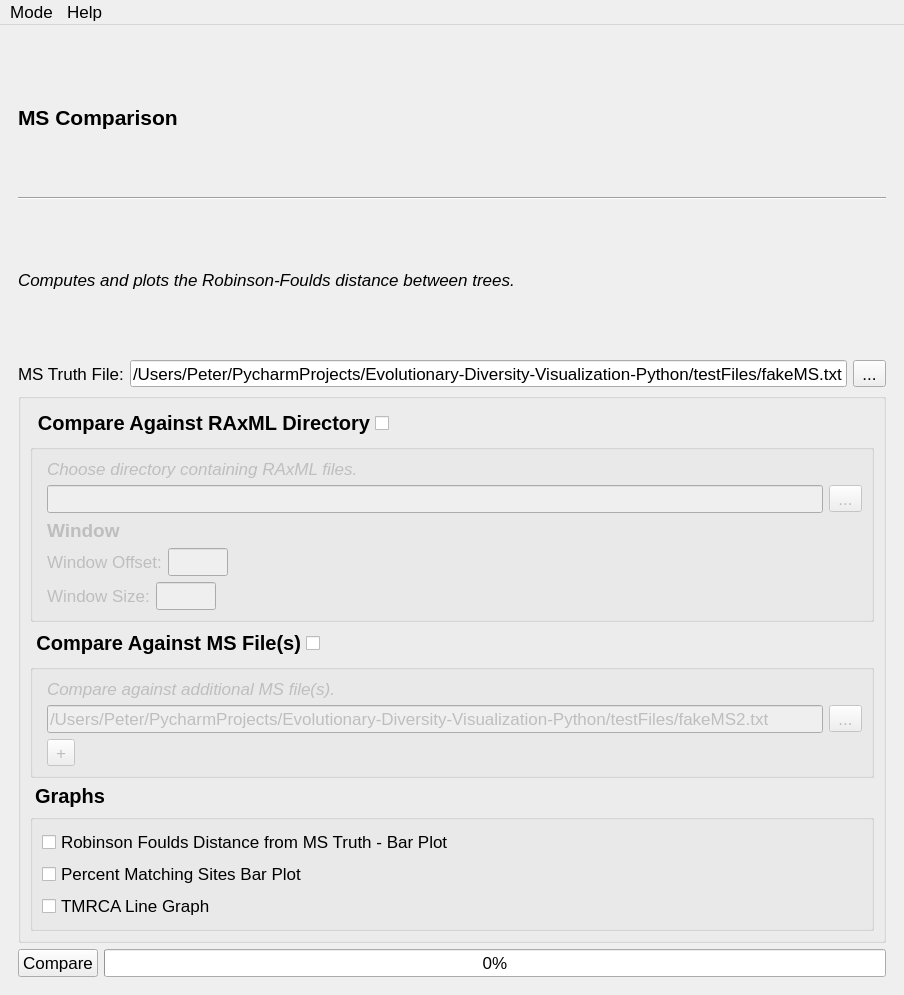
Qt form module/gui_layout.ui (PeterDulworth/PhyloVis) before a commit.
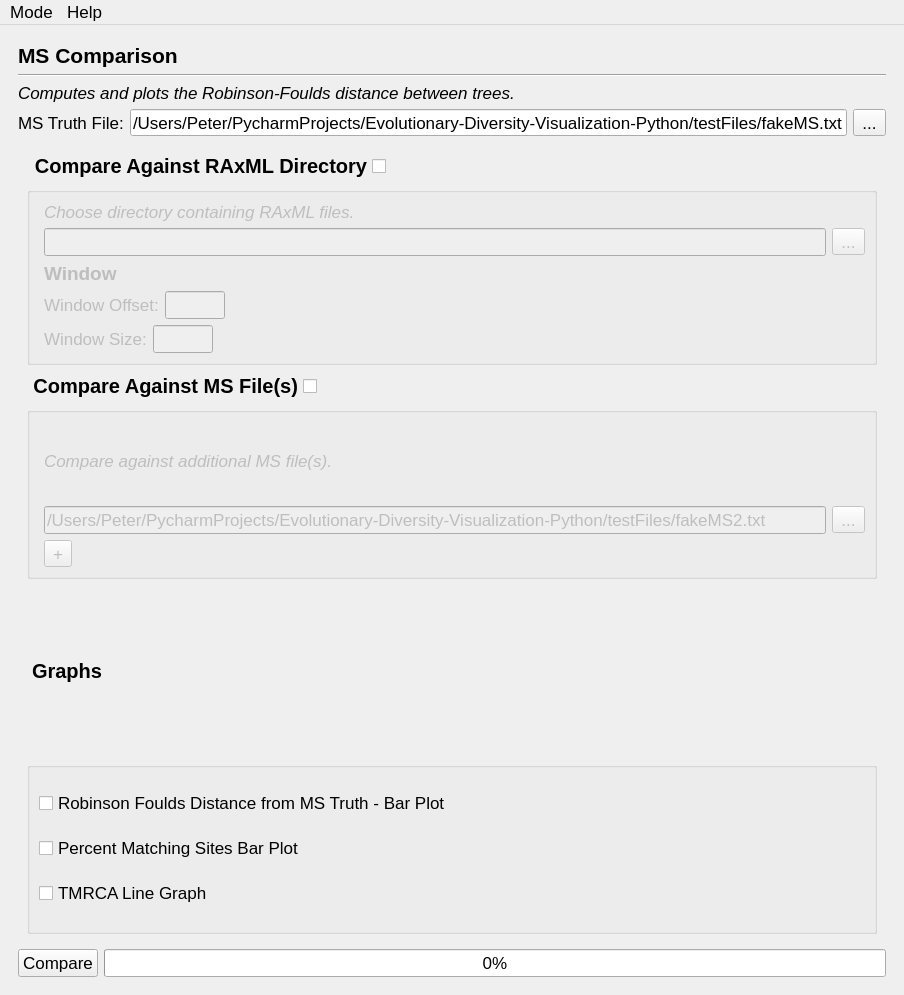
The same form after that commit. The open tabs and pages were chosen to show the change.

```diff
--- a/module/gui_layout.ui
+++ b/module/gui_layout.ui
@@ -2267,10 +2267,8 @@
            </layout>
           </item>
           <item>
-           <widget class="QGroupBox" name="groupBox_3">
-            <property name="title">
-             <string/>
-            </property>
+           <widget class="QStackedWidget" name="stackedWidget_3">
+            <widget class="QWidget" name="stackedWidget_3Page1" native="true">
             <layout class="QVBoxLayout" name="verticalLayout_7">
              <item>
               <layout class="QHBoxLayout" name="horizontalLayout_38">
@@ -2713,6 +2711,7 @@
               </widget>
              </item>
             </layout>
+            </widget>
            </widget>
           </item>
           <item>
```
Left out of the diff: 2 changed lines with no effect on the pictures. Lines whose indentation alone changed are shown as unchanged.
